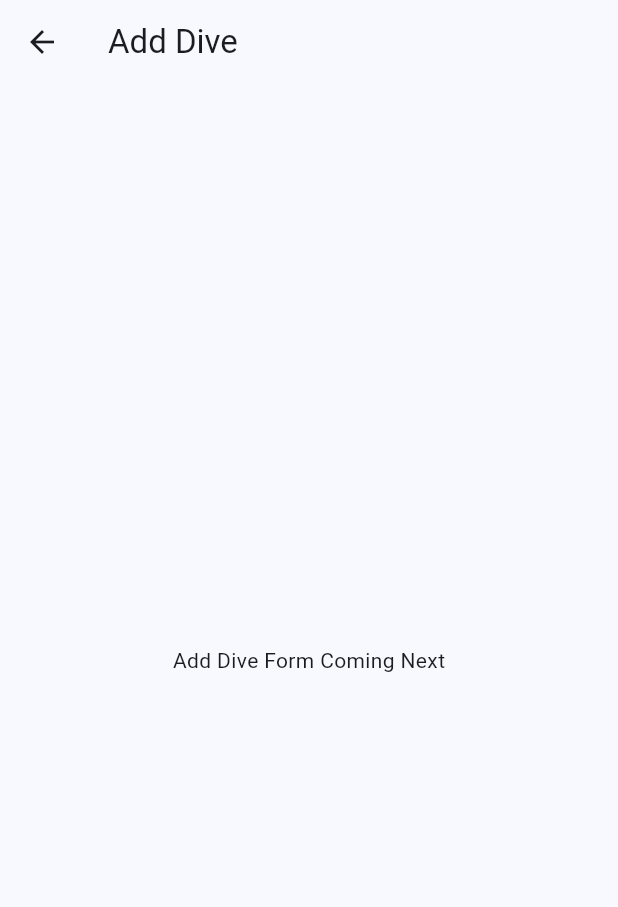
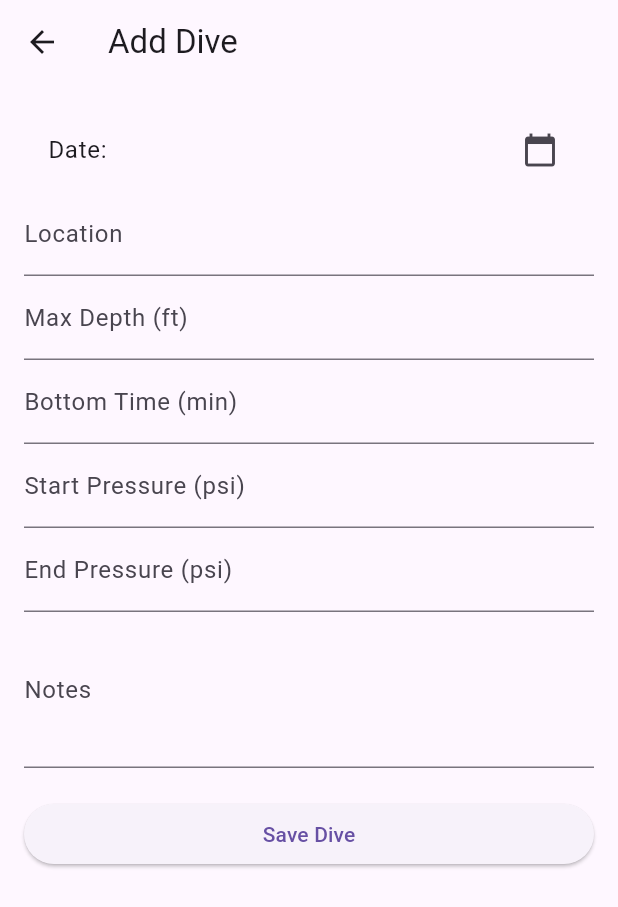
Before and after one commit to grizzlib/divelog, a Flutter app: the screen it shows after launch, after a tap on "Add Dive", on a phone screen of 412 x 824 dp. Shown: the top 907 px of the screen. Run offline on Flutter 3.47's test engine with Material 3 defaults, Android fonts, the light colour scheme and no system bars; our stand-ins replace drift; accounts and stored records are empty; generated files the repository leaves out were written again.

Commit message:
Add Drift database layer and dive save functionality

```diff
--- a/lib/main.dart
+++ b/lib/main.dart
@@ -1,99 +1,42 @@
 import 'package:flutter/material.dart';
+import 'screens/add_dive_screen.dart';
 
 void main() {
-  runApp(const DiveLogApp());
+  runApp(const MyApp());
 }
 
-class DiveLogApp extends StatelessWidget {
-  const DiveLogApp({super.key});
+class MyApp extends StatelessWidget {
+  const MyApp({super.key});
 
   @override
   Widget build(BuildContext context) {
     return MaterialApp(
       title: 'Dive Log',
-      theme: ThemeData(
-        colorScheme: ColorScheme.fromSeed(seedColor: Colors.blue),
-        useMaterial3: true,
-      ),
-      home: const HomeScreen(),
+      home: const HomePage(),
     );
   }
 }
 
-class HomeScreen extends StatelessWidget {
-  const HomeScreen({super.key});
+class HomePage extends StatelessWidget {
+  const HomePage({super.key});
 
   @override
   Widget build(BuildContext context) {
     return Scaffold(
-      appBar: AppBar(
-        title: const Text('Dive Log'),
-      ),
-      body: Padding(
-        padding: const EdgeInsets.all(16.0),
-        child: Column(
-          mainAxisAlignment: MainAxisAlignment.center,
-          children: [
-            SizedBox(
-              width: double.infinity,
+      appBar: AppBar(title: const Text("Dive Log")),
+      body: Center(
         child: ElevatedButton(
+          child: const Text("Add Dive"),
           onPressed: () {
             Navigator.push(
               context,
               MaterialPageRoute(
-                      builder: (context) => const AddDiveScreen(),
+                builder: (_) => const AddDiveScreen(),
               ),
             );
           },
-                child: const Text('Add Dive'),
-              ),
-            ),
-            const SizedBox(height: 12),
-            SizedBox(
-              width: double.infinity,
-              child: ElevatedButton(
-                onPressed: () {
-                  Navigator.push(
-                    context,
-                    MaterialPageRoute(
-                      builder: (context) => const DiveListScreen(),
-                    ),
-                  );
-                },
-                child: const Text('View Dives'),
-              ),
-            ),
-          ],
         ),
       ),
     );
   }
 }
-
-class AddDiveScreen extends StatelessWidget {
-  const AddDiveScreen({super.key});
-
-  @override
-  Widget build(BuildContext context) {
-    return Scaffold(
-      appBar: AppBar(title: const Text('Add Dive')),
-      body: const Center(
-        child: Text('Add Dive Form Coming Next'),
-      ),
-    );
-  }
-}
-
-class DiveListScreen extends StatelessWidget {
-  const DiveListScreen({super.key});
-
-  @override
-  Widget build(BuildContext context) {
-    return Scaffold(
-      appBar: AppBar(title: const Text('Your Dives')),
-      body: const Center(
-        child: Text('Dive List Coming Next'),
-      ),
-    );
-  }
-}
--- /dev/null
+++ b/lib/models/dive.dart
@@ -0,0 +1,19 @@
+class Dive {
+  final DateTime date;
+  final String? locationName;
+  final int maxDepthFt;
+  final int bottomTimeMin;
+  final int? startPressurePsi;
+  final int? endPressurePsi;
+  final String? notes;
+
+  Dive({
+    required this.date,
+    this.locationName,
+    required this.maxDepthFt,
+    required this.bottomTimeMin,
+    this.startPressurePsi,
+    this.endPressurePsi,
+    this.notes,
+  });
+}
--- /dev/null
+++ b/lib/screens/add_dive_screen.dart
@@ -0,0 +1,135 @@
+import 'package:flutter/material.dart';
+import '../models/dive.dart';
+import '../db/app_database.dart';
+import 'package:drift/drift.dart';
+import 'package:uuid/uuid.dart';
+
+class AddDiveScreen extends StatefulWidget {
+  const AddDiveScreen({super.key});
+
+  @override
+  State<AddDiveScreen> createState() => _AddDiveScreenState();
+}
+
+class _AddDiveScreenState extends State<AddDiveScreen> {
+  final _formKey = GlobalKey<FormState>();
+
+  DateTime _date = DateTime.now();
+  final _locationController = TextEditingController();
+  final _depthController = TextEditingController();
+  final _timeController = TextEditingController();
+  final _startPressureController = TextEditingController();
+  final _endPressureController = TextEditingController();
+  final _notesController = TextEditingController();
+
+ void _saveDive() async {
+  if (!_formKey.currentState!.validate()) return;
+
+  final id = const Uuid().v4();
+
+  final companion = DivesCompanion.insert(
+    id: id,
+    date: _date,
+    locationName: Value(_locationController.text.isEmpty
+        ? null
+        : _locationController.text),
+    maxDepthFt: int.parse(_depthController.text),
+    bottomTimeMin: int.parse(_timeController.text),
+    startPressurePsi: Value(_startPressureController.text.isEmpty
+        ? null
+        : int.parse(_startPressureController.text)),
+    endPressurePsi: Value(_endPressureController.text.isEmpty
+        ? null
+        : int.parse(_endPressureController.text)),
+    notes: Value(_notesController.text.isEmpty
+        ? null
+        : _notesController.text),
+  );
+
+  await db.insertDive(companion);
+
+  if (!mounted) return;
+  Navigator.pop(context);
+}
+
+  Future<void> _pickDate() async {
+    final picked = await showDatePicker(
+      context: context,
+      initialDate: _date,
+      firstDate: DateTime(2000),
+      lastDate: DateTime.now(),
+    );
+
+    if (picked != null) {
+      setState(() => _date = picked);
+    }
+  }
+
+  @override
+  Widget build(BuildContext context) {
+    return Scaffold(
+      appBar: AppBar(title: const Text("Add Dive")),
+      body: Padding(
+        padding: const EdgeInsets.all(16),
+        child: Form(
+          key: _formKey,
+          child: ListView(
+            children: [
+              ListTile(
+                title: Text("Date: ${_date.toLocal()}".split(' ')[0]),
+                trailing: const Icon(Icons.calendar_today),
+                onTap: _pickDate,
+              ),
+
+              TextFormField(
+                controller: _locationController,
+                decoration: const InputDecoration(labelText: "Location"),
+              ),
+
+              TextFormField(
+                controller: _depthController,
+                decoration: const InputDecoration(labelText: "Max Depth (ft)"),
+                keyboardType: TextInputType.number,
+                validator: (v) =>
+                    v == null || v.isEmpty ? "Required" : null,
+              ),
+
+              TextFormField(
+                controller: _timeController,
+                decoration: const InputDecoration(labelText: "Bottom Time (min)"),
+                keyboardType: TextInputType.number,
+                validator: (v) =>
+                    v == null || v.isEmpty ? "Required" : null,
+              ),
+
+              TextFormField(
+                controller: _startPressureController,
+                decoration: const InputDecoration(labelText: "Start Pressure (psi)"),
+                keyboardType: TextInputType.number,
+              ),
+
+              TextFormField(
+                controller: _endPressureController,
+                decoration: const InputDecoration(labelText: "End Pressure (psi)"),
+                keyboardType: TextInputType.number,
+              ),
+
+              TextFormField(
+                controller: _notesController,
+                decoration: const InputDecoration(labelText: "Notes"),
+                maxLines: 3,
+              ),
+
+              const SizedBox(height: 20),
+
+              ElevatedButton(
+                onPressed: _saveDive,
+                child: const Text("Save Dive"),
+              ),
+            ],
+          ),
+        ),
+      ),
+    );
+  }
+}
```
Also changed, not shown: lib/db/app_database.dart (added, +55 -0 lines), pubspec.yaml (+8 -0 lines), lib/db/app_database.g.dart (added), pubspec.lock, 2 other files. Lines whose indentation alone changed are shown as unchanged.
